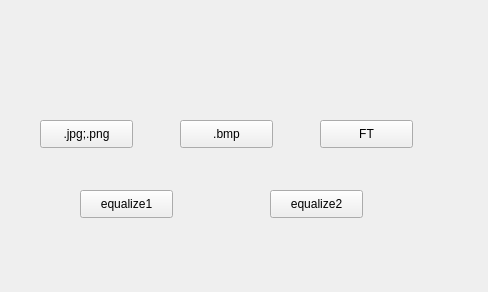
Above: imageprocessor/mywidget.ui from Briareu/digital_pic_process before the change. Below: the same form after it.
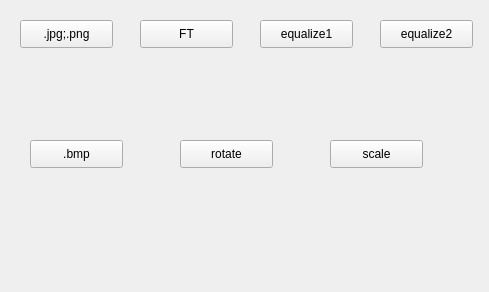
That is the form after the change.

What changed in the file:
```diff
--- a/imageprocessor/mywidget.ui
+++ b/imageprocessor/mywidget.ui
@@ -6,7 +6,7 @@
    <rect>
     <x>0</x>
     <y>0</y>
-    <width>488</width>
+    <width>489</width>
     <height>292</height>
    </rect>
   </property>
@@ -16,8 +16,8 @@
   <widget class="QPushButton" name="m_upload">
    <property name="geometry">
     <rect>
-     <x>40</x>
-     <y>120</y>
+     <x>20</x>
+     <y>20</y>
      <width>93</width>
      <height>28</height>
     </rect>
@@ -29,8 +29,8 @@
   <widget class="QPushButton" name="m_bmp">
    <property name="geometry">
     <rect>
-     <x>180</x>
-     <y>120</y>
+     <x>30</x>
+     <y>140</y>
      <width>93</width>
      <height>28</height>
     </rect>
@@ -42,8 +42,8 @@
   <widget class="QPushButton" name="FT_btn">
    <property name="geometry">
     <rect>
-     <x>320</x>
-     <y>120</y>
+     <x>140</x>
+     <y>20</y>
      <width>93</width>
      <height>28</height>
     </rect>
@@ -55,8 +55,8 @@
   <widget class="QPushButton" name="equal_btn">
    <property name="geometry">
     <rect>
-     <x>80</x>
-     <y>190</y>
+     <x>260</x>
+     <y>20</y>
      <width>93</width>
      <height>28</height>
     </rect>
@@ -68,8 +68,8 @@
   <widget class="QPushButton" name="equal_btn2">
    <property name="geometry">
     <rect>
-     <x>270</x>
-     <y>190</y>
+     <x>380</x>
+     <y>20</y>
      <width>93</width>
      <height>28</height>
     </rect>
@@ -78,6 +78,32 @@
     <string>equalize2</string>
    </property>
   </widget>
+  <widget class="QPushButton" name="rotate_btn">
+   <property name="geometry">
+    <rect>
+     <x>180</x>
+     <y>140</y>
+     <width>93</width>
+     <height>28</height>
+    </rect>
+   </property>
+   <property name="text">
+    <string>rotate</string>
+   </property>
+  </widget>
+  <widget class="QPushButton" name="scale_btn">
+   <property name="geometry">
+    <rect>
+     <x>330</x>
+     <y>140</y>
+     <width>93</width>
+     <height>28</height>
+    </rect>
+   </property>
+   <property name="text">
+    <string>scale</string>
+   </property>
+  </widget>
  </widget>
  <resources/>
  <connections/>
```
